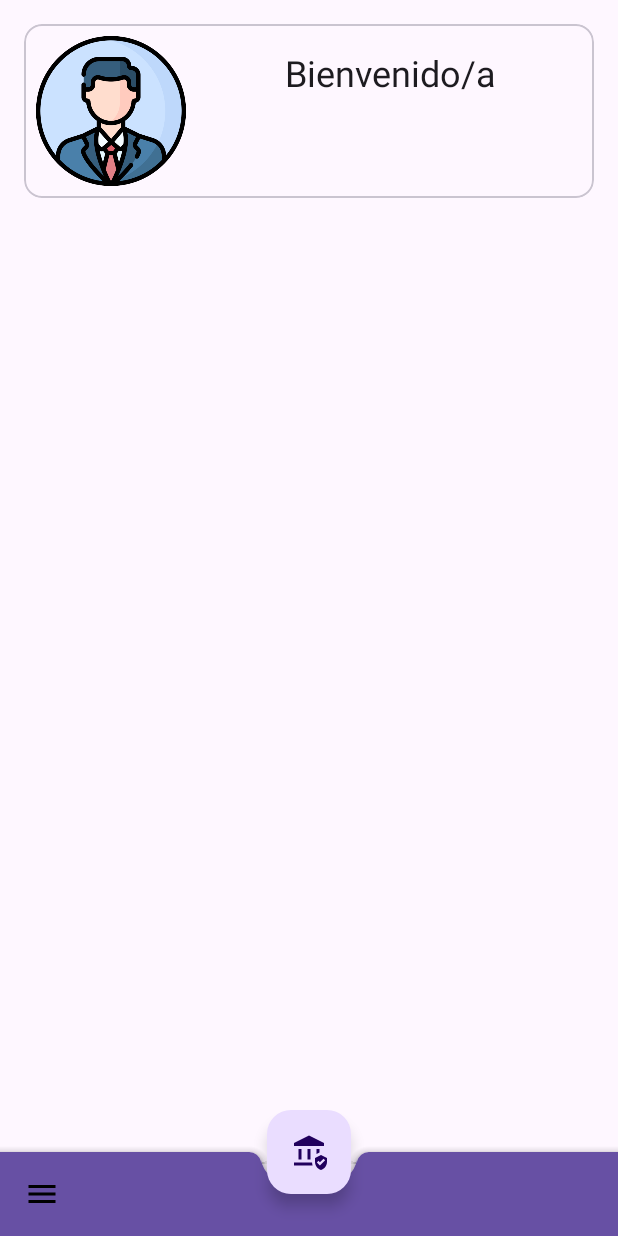
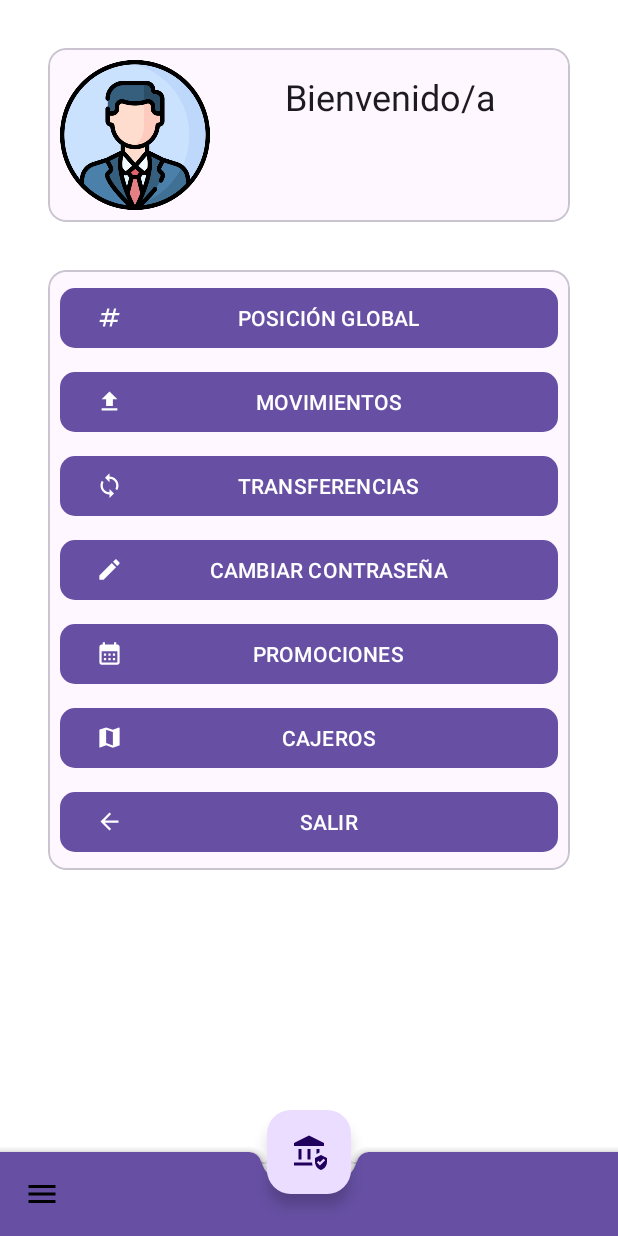
Before and after one commit to pautpdam/t8a1-Tortosa-Pau, an Android app: the layout activity_main.xml on its own in the app's theme, with its tools: preview values and no code run, on a phone screen of 412 x 824 dp. Run offline under Robolectric (Android 15) with nearby library versions, the phone set to English and light mode, and no system bars.

Commit message:
Icons afegits

```diff
--- /dev/null
+++ b/app/src/main/res/drawable/icon_banks.xml
@@ -0,0 +1,5 @@
+<vector xmlns:android="http://schemas.android.com/apk/res/android" android:height="24dp" android:tint="#000000" android:viewportHeight="24" android:viewportWidth="24" android:width="24dp">
+
+    <path android:fillColor="@android:color/white" android:pathData="M20.5,3l-0.16,0.03L15,5.1 9,3 3.36,4.9c-0.21,0.07 -0.36,0.25 -0.36,0.48V20.5c0,0.28 0.22,0.5 0.5,0.5l0.16,-0.03L9,18.9l6,2.1 5.64,-1.9c0.21,-0.07 0.36,-0.25 0.36,-0.48V3.5c0,-0.28 -0.22,-0.5 -0.5,-0.5zM15,19l-6,-2.11V5l6,2.11V19z"/>
+
+</vector>
--- /dev/null
+++ b/app/src/main/res/drawable/icon_exit.xml
@@ -0,0 +1,5 @@
+<vector xmlns:android="http://schemas.android.com/apk/res/android" android:height="24dp" android:tint="#000000" android:viewportHeight="24" android:viewportWidth="24" android:width="24dp">
+
+    <path android:fillColor="@android:color/white" android:pathData="M20,11H7.83l5.59,-5.59L12,4l-8,8 8,8 1.41,-1.41L7.83,13H20v-2z"/>
+
+</vector>
--- /dev/null
+++ b/app/src/main/res/drawable/icon_movements.xml
@@ -0,0 +1,5 @@
+<vector xmlns:android="http://schemas.android.com/apk/res/android" android:height="24dp" android:tint="#000000" android:viewportHeight="24" android:viewportWidth="24" android:width="24dp">
+
+    <path android:fillColor="@android:color/white" android:pathData="M5,20h14v-2H5V20zM5,10h4v6h6v-6h4l-7,-7L5,10z"/>
+
+</vector>
--- /dev/null
+++ b/app/src/main/res/drawable/icon_password.xml
@@ -0,0 +1,5 @@
+<vector xmlns:android="http://schemas.android.com/apk/res/android" android:height="24dp" android:tint="#000000" android:viewportHeight="24" android:viewportWidth="24" android:width="24dp">
+
+    <path android:fillColor="@android:color/white" android:pathData="M3,17.25V21h3.75L17.81,9.94l-3.75,-3.75L3,17.25zM20.71,7.04c0.39,-0.39 0.39,-1.02 0,-1.41l-2.34,-2.34c-0.39,-0.39 -1.02,-0.39 -1.41,0l-1.83,1.83 3.75,3.75 1.83,-1.83z"/>
+
+</vector>
--- /dev/null
+++ b/app/src/main/res/drawable/icon_position.xml
@@ -0,0 +1,5 @@
+<vector xmlns:android="http://schemas.android.com/apk/res/android" android:height="24dp" android:tint="#000000" android:viewportHeight="24" android:viewportWidth="24" android:width="24dp">
+
+    <path android:fillColor="@android:color/white" android:pathData="M20.5,10L21,8h-4l1,-4h-2l-1,4h-4l1,-4h-2L9,8H5l-0.5,2h4l-1,4h-4L3,16h4l-1,4h2l1,-4h4l-1,4h2l1,-4h4l0.5,-2h-4l1,-4H20.5zM13.5,14h-4l1,-4h4L13.5,14z"/>
+
+</vector>
--- /dev/null
+++ b/app/src/main/res/drawable/icon_promotions.xml
@@ -0,0 +1,5 @@
+<vector xmlns:android="http://schemas.android.com/apk/res/android" android:height="24dp" android:tint="#000000" android:viewportHeight="24" android:viewportWidth="24" android:width="24dp">
+
+    <path android:fillColor="@android:color/white" android:pathData="M19,4h-1V2h-2v2H8V2H6v2H5C3.89,4 3.01,4.9 3.01,6L3,20c0,1.1 0.89,2 2,2h14c1.1,0 2,-0.9 2,-2V6C21,4.9 20.1,4 19,4zM19,20H5V10h14V20zM9,14H7v-2h2V14zM13,14h-2v-2h2V14zM17,14h-2v-2h2V14zM9,18H7v-2h2V18zM13,18h-2v-2h2V18zM17,18h-2v-2h2V18z"/>
+
+</vector>
--- /dev/null
+++ b/app/src/main/res/drawable/icon_transfer.xml
@@ -0,0 +1,5 @@
+<vector xmlns:android="http://schemas.android.com/apk/res/android" android:height="24dp" android:tint="#000000" android:viewportHeight="24" android:viewportWidth="24" android:width="24dp">
+
+    <path android:fillColor="@android:color/white" android:pathData="M12,4L12,1L8,5l4,4L12,6c3.31,0 6,2.69 6,6 0,1.01 -0.25,1.97 -0.7,2.8l1.46,1.46C19.54,15.03 20,13.57 20,12c0,-4.42 -3.58,-8 -8,-8zM12,18c-3.31,0 -6,-2.69 -6,-6 0,-1.01 0.25,-1.97 0.7,-2.8L5.24,7.74C4.46,8.97 4,10.43 4,12c0,4.42 3.58,8 8,8v3l4,-4 -4,-4v3z"/>
+
+</vector>
--- a/app/src/main/res/layout/activity_login.xml
+++ b/app/src/main/res/layout/activity_login.xml
@@ -5,6 +5,7 @@
     android:id="@+id/main"
     android:layout_width="match_parent"
     android:layout_height="match_parent"
+    android:background="@drawable/flower"
     tools:context=".LoginActivity">
 
     <com.google.android.material.textview.MaterialTextView
@@ -98,6 +99,6 @@
         android:textAppearance="@style/TextAppearance.MaterialComponents.Body2"
         app:layout_constraintTop_toBottomOf="@+id/btnEntrar"
         app:layout_constraintStart_toStartOf="@+id/btnEntrar"
-        app:layout_constraintEnd_toEndOf="@+id/btnSalir"/>
+        app:layout_constraintEnd_toEndOf="@+id/btnSalir" />
 
 </androidx.constraintlayout.widget.ConstraintLayout>
--- a/app/src/main/res/layout/activity_main.xml
+++ b/app/src/main/res/layout/activity_main.xml
@@ -5,7 +5,14 @@
     android:id="@+id/main"
     android:layout_width="match_parent"
     android:layout_height="match_parent"
+    android:background="@color/white"
     tools:context=".MainActivity">
+
+    <LinearLayout
+        android:layout_width="match_parent"
+        android:layout_height="wrap_content"
+        android:orientation="vertical"
+        android:layout_margin="16dp">
 
         <com.google.android.material.card.MaterialCardView
             android:id="@+id/mcvBienvenida"
@@ -49,6 +56,97 @@
 
         </com.google.android.material.card.MaterialCardView>
 
+        <com.google.android.material.card.MaterialCardView
+            android:id="@+id/mcvOpciones"
+            android:layout_width="match_parent"
+            android:layout_height="wrap_content"
+            android:layout_marginStart="16dp"
+            android:layout_marginTop="32dp"
+            android:layout_marginEnd="16dp">
+
+            <LinearLayout
+                android:id="@+id/lyButtons"
+                android:layout_width="match_parent"
+                android:layout_height="wrap_content"
+                android:orientation="vertical"
+                android:layout_margin="8dp">
+
+                <com.google.android.material.button.MaterialButton
+                    android:id="@+id/btnEntrarBanco1"
+                    android:layout_width="match_parent"
+                    android:layout_height="wrap_content"
+                    android:text="@string/globalPosition"
+                    android:layout_marginBottom="8dp"
+                    app:icon="@drawable/icon_position"
+                    app:cornerRadius="10dp"
+                    app:layout_constraintTop_toTopOf="@+id/lyButtons" />
+
+                <com.google.android.material.button.MaterialButton
+                    android:id="@+id/btnEntrarBanco2"
+                    android:layout_width="match_parent"
+                    android:layout_height="wrap_content"
+                    android:text="@string/movimientos"
+                    android:layout_marginBottom="8dp"
+                    app:icon="@drawable/icon_movements"
+                    app:cornerRadius="10dp"
+                    app:layout_constraintTop_toBottomOf="@+id/btnEntrarBanco1" />
+
+                <com.google.android.material.button.MaterialButton
+                    android:id="@+id/btnEntrarBanco3"
+                    android:layout_width="match_parent"
+                    android:layout_height="wrap_content"
+                    android:text="@string/transferencia"
+                    android:layout_marginBottom="8dp"
+                    app:icon="@drawable/icon_transfer"
+                    app:cornerRadius="10dp"
+                    app:layout_constraintTop_toBottomOf="@+id/btnEntrarBanco2" />
+
+                <com.google.android.material.button.MaterialButton
+                    android:id="@+id/btnEntrarBanco4"
+                    android:layout_width="match_parent"
+                    android:layout_height="wrap_content"
+                    android:text="@string/changePassword"
+                    android:layout_marginBottom="8dp"
+                    app:icon="@drawable/icon_password"
+                    app:cornerRadius="10dp"
+                    app:layout_constraintTop_toBottomOf="@+id/btnEntrarBanco3" />
+
+                <com.google.android.material.button.MaterialButton
+                    android:id="@+id/btnEntrarBanco5"
+                    android:layout_width="match_parent"
+                    android:layout_height="wrap_content"
+                    android:text="@string/promotions"
+                    android:layout_marginBottom="8dp"
+                    app:icon="@drawable/icon_promotions"
+                    app:cornerRadius="10dp"
+                    app:layout_constraintTop_toBottomOf="@+id/btnEntrarBanco4" />
+
+                <com.google.android.material.button.MaterialButton
+                    android:id="@+id/btnEntrarBanco6"
+                    android:layout_width="match_parent"
+                    android:layout_height="wrap_content"
+                    android:text="@string/cajeros"
+                    android:layout_marginBottom="8dp"
+                    app:icon="@drawable/icon_banks"
+                    app:cornerRadius="10dp"
+                    app:layout_constraintTop_toBottomOf="@+id/btnEntrarBanco5" />
+
+                <com.google.android.material.button.MaterialButton
+                    android:id="@+id/btnEntrarBanco7"
+                    android:layout_width="match_parent"
+                    android:layout_height="wrap_content"
+                    android:text="@string/exitBank"
+                    app:icon="@drawable/icon_exit"
+                    app:cornerRadius="10dp"
+                    app:layout_constraintTop_toBottomOf="@+id/btnEntrarBanco6" />
+
+            </LinearLayout>
+
+        </com.google.android.material.card.MaterialCardView>
+
+    </LinearLayout>
+
+
     <com.google.android.material.bottomappbar.BottomAppBar
         android:id="@+id/bottomMenu"
         android:layout_width="match_parent"
@@ -56,12 +154,13 @@
         android:layout_gravity="bottom"
         app:navigationIcon="@drawable/icon_menu"
         app:navigationIconTint="@color/black"
-        style="@style/Widget.MaterialComponents.BottomAppBar.Colored"/>
+        style="@style/Widget.MaterialComponents.BottomAppBar.Colored" />
 
     <com.google.android.material.floatingactionbutton.FloatingActionButton
+        android:id="@+id/buttonMenu"
         android:layout_width="wrap_content"
         android:layout_height="wrap_content"
         android:src="@drawable/icon_bank"
-        app:layout_anchor="@+id/bottomMenu"/>
+        app:layout_anchor="@+id/bottomMenu" />
 
 </androidx.coordinatorlayout.widget.CoordinatorLayout>
--- a/app/src/main/res/layout/activity_welcome.xml
+++ b/app/src/main/res/layout/activity_welcome.xml
@@ -5,6 +5,7 @@
     android:id="@+id/main"
     android:layout_width="match_parent"
     android:layout_height="match_parent"
+    android:background="@drawable/flower"
     tools:context=".WelcomeActivity">
 
 
@@ -38,7 +39,7 @@
         android:id="@+id/btnEntrarBanco"
         android:layout_width="0dp"
         android:layout_height="75dp"
-        android:text="@string/entrar"
+        android:text="@string/entrarBanco"
         android:layout_marginTop="50dp"
         app:cornerRadius="10dp"
         app:layout_constraintStart_toStartOf="@+id/guidelineH1"
--- a/app/src/main/res/values/strings.xml
+++ b/app/src/main/res/values/strings.xml
@@ -1,11 +1,19 @@
 <resources>
-    <string name="app_name">t3a3-Tortosa-Pau</string>
-    <string name="bienvenida">Bienvenido/a\n</string>
-    <string name="inicio">Iniciar sesión</string>
-    <string name="introduceUsuario">Introduce al usuario</string>
-    <string name="obligatorio">Obligatorio</string>
-    <string name="introduceContrasena">Introduce la contraseña</string>
-    <string name="entrar">Entrar</string>
-    <string name="salir">Salir</string>
+    <string name="app_name">t3a3-Tortosa-Pau</string>  <!-- Cambiar nombre -->
+    <string name="bienvenida">Bienvenido/a\n</string>  <!-- Cambiar nombre -->
+    <string name="inicio">Iniciar sesión</string>  <!-- Cambiar nombre -->
+    <string name="introduceUsuario">Introduce al usuario</string>  <!-- Cambiar nombre -->
+    <string name="obligatorio">Obligatorio</string>  <!-- Cambiar nombre -->
+    <string name="introduceContrasena">Introduce la contraseña</string>  <!-- Cambiar nombre -->
+    <string name="entrar">Entrar</string>  <!-- Cambiar nombre -->
+    <string name="salir">Salir</string>  <!-- Cambiar nombre -->
     <string name="welcome_bank">Bienvenido/a a mi banco</string>
+    <string name="entrarBanco">ENTRAR</string>  <!-- Cambiar nombre -->
+    <string name="globalPosition">POSICIÓN GLOBAL</string>
+    <string name="movimientos">MOVIMIENTOS</string>  <!-- Cambiar nombre -->
+    <string name="transferencia">TRANSFERENCIAS</string>  <!-- Cambiar nombre -->
+    <string name="changePassword">CAMBIAR CONTRASEÑA</string>
+    <string name="promotions">PROMOCIONES</string>
+    <string name="cajeros">CAJEROS</string>  <!-- Cambiar nombre -->
+    <string name="exitBank">SALIR</string>
 </resources>
```
Lines whose indentation alone changed are shown as unchanged.
